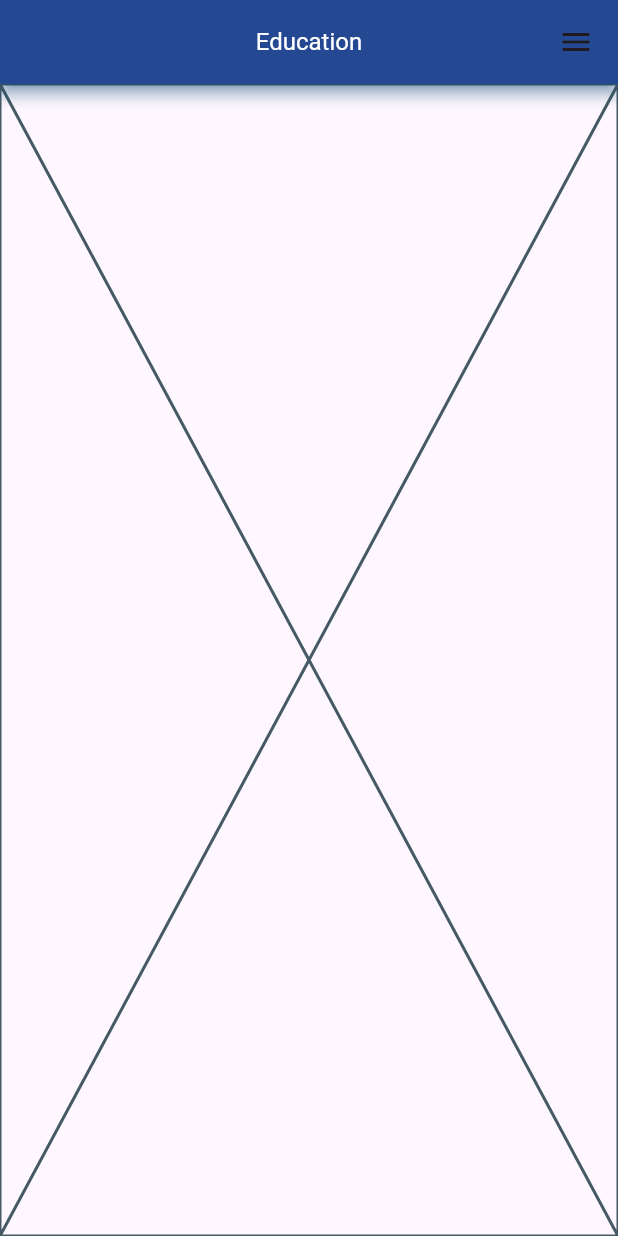
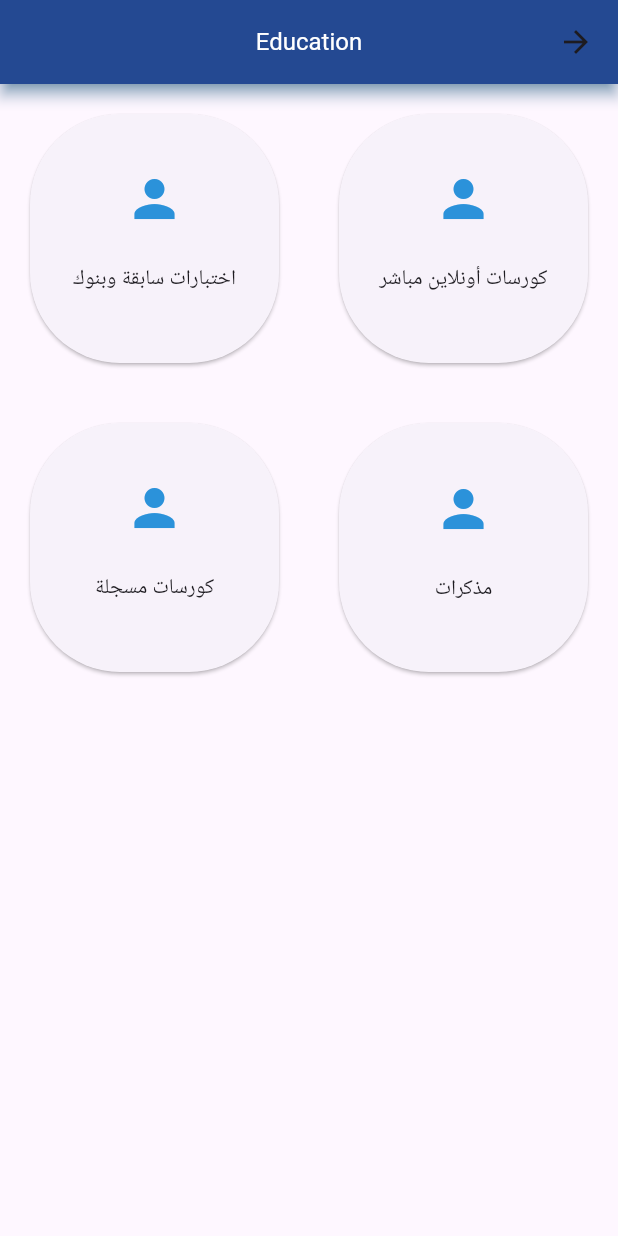
Before and after one commit to mahmoudhamdyae/Education, a Flutter app: the MainScreen screen opened by its route, on a phone screen of 412 x 824 dp. Run offline on Flutter 3.47's test engine with Material 3 defaults, Android fonts, the phone set to English and light mode, and no system bars; our stand-ins replace get_it, shared_preferences; accounts and stored records are empty; Roboto replaces fonts that are missing (Montserrat).

Commit message:
Main Screen UI

```diff
--- a/lib/presentation/resources/routes_manager.dart
+++ b/lib/presentation/resources/routes_manager.dart
@@ -18,7 +18,7 @@
       case Routes.splashRoute:
         return MaterialPageRoute(builder: (_) => const SplashScreen());
       case Routes.mainRoute:
-        return MaterialPageRoute(builder: (_) => const MainScreen());
+        return MaterialPageRoute(builder: (_) => MainScreen());
       case Routes.loginRoute:
         return MaterialPageRoute(builder: (_) => const LoginScreen());
       case Routes.registerRoute:
--- a/lib/presentation/resources/strings_manager.dart
+++ b/lib/presentation/resources/strings_manager.dart
@@ -26,4 +26,10 @@
   static const mobileNumber = "رقم الهاتف";
   static const home = "الرئيسية";
   static const String logout = "تسجيل الخروج";
+
+  // Main Screen
+  static const String onlineCourses = "كورسات أونلاين مباشر";
+  static const String examsAndBanks = "اختبارات سابقة وبنوك";
+  static const String notes = "مذكرات";
+  static const String recordedCourses = "كورسات مسجلة";
 }
--- a/lib/presentation/screens/main_screen.dart
+++ b/lib/presentation/screens/main_screen.dart
@@ -1,9 +1,25 @@
 import 'package:education/presentation/resources/strings_manager.dart';
 import 'package:flutter/material.dart';
 
+import '../widgets/custom_grid_view.dart';
+
 
 class MainScreen extends StatelessWidget {
-  const MainScreen({super.key});
+  MainScreen({super.key});
+
+  final List<String> _stringsList = [
+    AppStrings.onlineCourses,
+    AppStrings.examsAndBanks,
+    AppStrings.notes,
+    AppStrings.recordedCourses,
+  ];
+
+  final List<IconData> _iconsList = [
+    Icons.person,
+    Icons.person,
+    Icons.person,
+    Icons.person,
+  ];
 
   @override
   Widget build(BuildContext context) {
@@ -11,10 +27,7 @@
       appBar: AppBar(
         title: const Text(AppStrings.appName),
       ),
-      drawer: const Drawer(
-        child: Placeholder(),
-      ),
-      body: const Placeholder(),
+      body: CustomGridView(_stringsList, _iconsList),
     );
   }
 }
--- /dev/null
+++ b/lib/presentation/widgets/custom_grid_view.dart
@@ -0,0 +1,20 @@
+import 'package:flutter/cupertino.dart';
+
+import 'grid_view_item.dart';
+
+class CustomGridView extends StatelessWidget {
+  const CustomGridView(this._stringsList, this._iconsList, {super.key});
+
+  final List<String> _stringsList;
+  final List<IconData> _iconsList;
+
+  @override
+  Widget build(BuildContext context) {
+    return GridView.count(
+      crossAxisCount: 2,
+      children: List.generate(_stringsList.length, (index) {
+        return GridViewItem(itemName: _stringsList[index], itemIcon: _iconsList[index],);
+      }),
+    );
+  }
+}
--- /dev/null
+++ b/lib/presentation/widgets/grid_view_item.dart
@@ -0,0 +1,40 @@
+import 'package:flutter/material.dart';
+
+import '../resources/color_manager.dart';
+import '../resources/values_manager.dart';
+
+class GridViewItem extends StatelessWidget {
+  const GridViewItem({super.key, required String itemName, required IconData itemIcon}) : _itemName = itemName, _itemIcon = itemIcon;
+
+  final String _itemName;
+  final IconData _itemIcon;
+
+  @override
+  Widget build(BuildContext context) {
+    return Padding(
+      padding: const EdgeInsets.all(AppPadding.p16),
+      child: Card(
+        shape: RoundedRectangleBorder(
+          borderRadius: BorderRadius.circular(AppSize.s60),
+        ),
+        child: InkWell(
+          onTap: () { },
+          child: Column(
+            mainAxisAlignment: MainAxisAlignment.center,
+            children: [
+              Icon(_itemIcon, color: ColorManager.fabBackground, size: AppSize.s40,),
+              const SizedBox(height: AppSize.s16,),
+              Padding(
+                padding: const EdgeInsets.all(8.0),
+                child: Text(
+                  _itemName,
+                  textAlign: TextAlign.center,
+                ),
+              ),
+            ],
+          ),
+        ),
+      ),
+    );
+  }
+}
```
Also changed, not shown: 1 other file.
